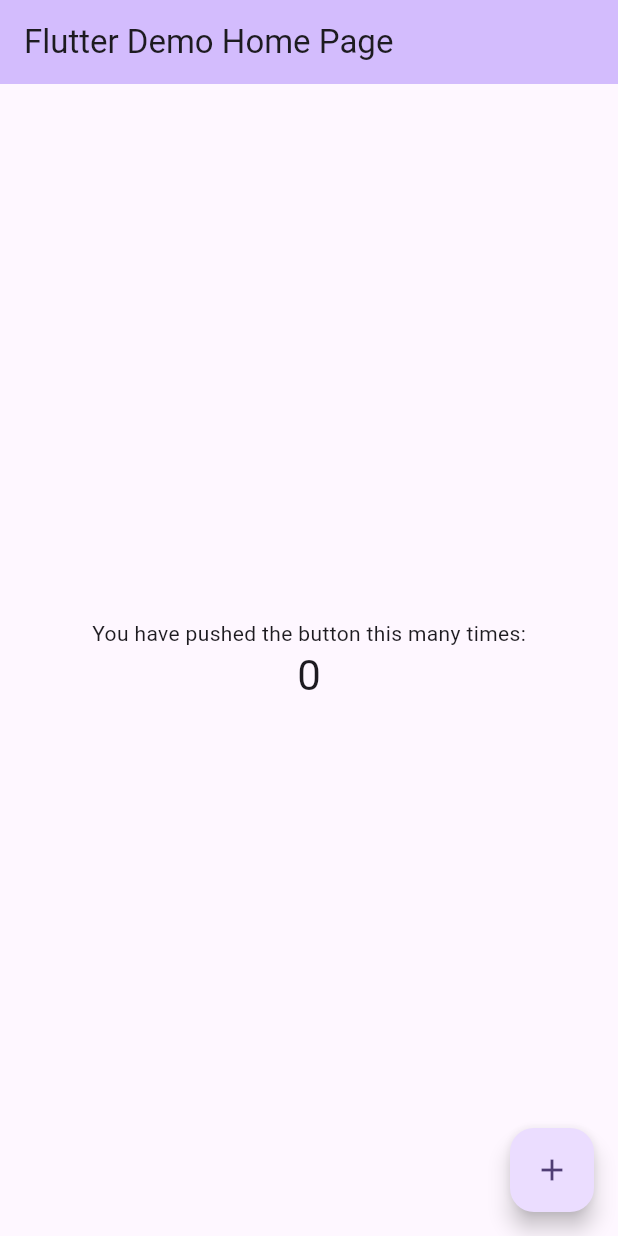
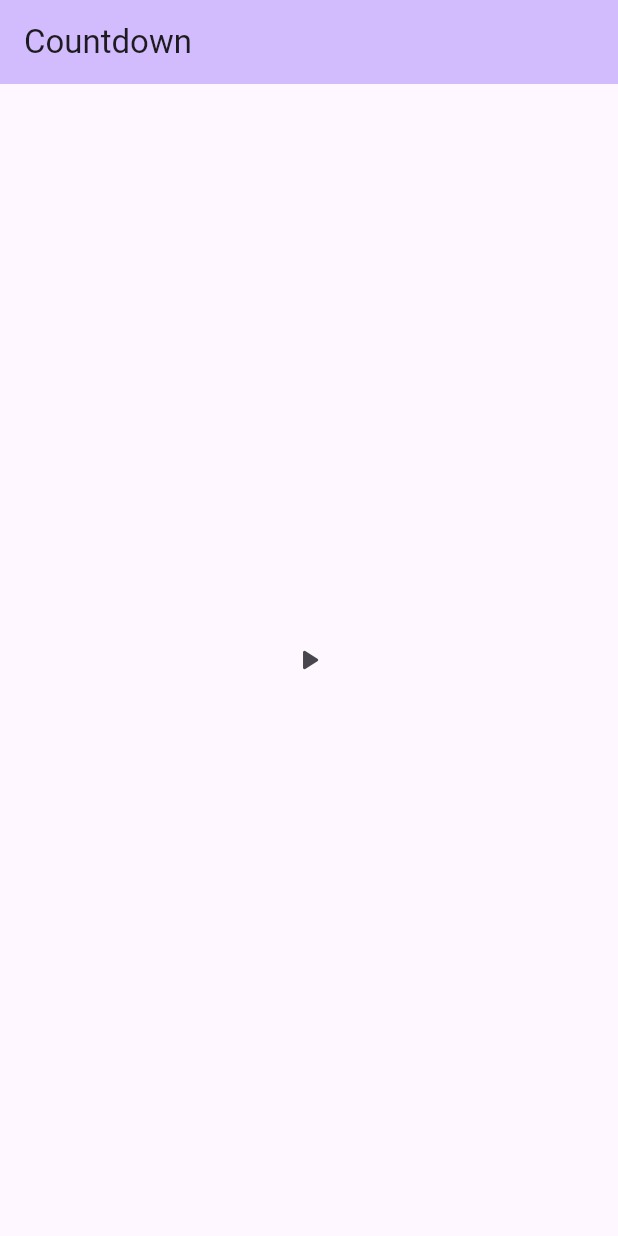
Before and after one commit to MrHeer/countdown, a Flutter app: the screen it shows after launch, on a phone screen of 412 x 824 dp. Run offline on Flutter 3.47's test engine with Material 3 defaults, Android fonts, the phone set to English and light mode, and no system bars.

Commit message:
feat: control finished

```diff
--- /dev/null
+++ b/lib/control.dart
@@ -0,0 +1,43 @@
+import 'package:flutter/material.dart';
+
+class Control extends StatefulWidget {
+  const Control({super.key});
+
+  @override
+  State<StatefulWidget> createState() {
+    return _ControlState();
+  }
+}
+
+class _ControlState extends State<Control> {
+  late bool playing;
+
+  @override
+  void initState() {
+    super.initState();
+    playing = false;
+  }
+
+  void handlePressed() {
+    setState(() {
+      playing = !playing;
+    });
+  }
+
+  @override
+  Widget build(BuildContext context) {
+    return IconButton(
+      onPressed: handlePressed,
+      icon: AnimatedRotation(
+        turns: playing ? 1 / 4 : 0,
+        duration: const Duration(milliseconds: 300),
+        child: AnimatedCrossFade(
+            duration: const Duration(milliseconds: 300),
+            firstChild: const Icon(Icons.play_arrow_rounded),
+            secondChild: const Icon(Icons.stop_rounded),
+            crossFadeState:
+                playing ? CrossFadeState.showSecond : CrossFadeState.showFirst),
+      ),
+    );
+  }
+}
--- a/lib/main.dart
+++ b/lib/main.dart
@@ -1,3 +1,4 @@
+import 'package:countdown/control.dart';
 import 'package:flutter/material.dart';
 
 void main() {
@@ -7,46 +8,21 @@ void main() {
 class MyApp extends StatelessWidget {
   const MyApp({super.key});
 
-  // This widget is the root of your application.
   @override
   Widget build(BuildContext context) {
     return MaterialApp(
-      title: 'Flutter Demo',
+      title: 'Countdown',
       theme: ThemeData(
-        // This is the theme of your application.
-        //
-        // TRY THIS: Try running your application with "flutter run". You'll see
-        // the application has a purple toolbar. Then, without quitting the app,
-        // try changing the seedColor in the colorScheme below to Colors.green
-        // and then invoke "hot reload" (save your changes or press the "hot
-        // reload" button in a Flutter-supported IDE, or press "r" if you used
-        // the command line to start the app).
-        //
-        // Notice that the counter didn't reset back to zero; the application
-        // state is not lost during the reload. To reset the state, use hot
-        // restart instead.
-        //
-        // This works for code too, not just values: Most code changes can be
-        // tested with just a hot reload.
         colorScheme: ColorScheme.fromSeed(seedColor: Colors.deepPurple),
         useMaterial3: true,
       ),
-      home: const MyHomePage(title: 'Flutter Demo Home Page'),
+      home: const MyHomePage(title: 'Countdown'),
     );
   }
 }
 
 class MyHomePage extends StatefulWidget {
   const MyHomePage({super.key, required this.title});
-
-  // This widget is the home page of your application. It is stateful, meaning
-  // that it has a State object (defined below) that contains fields that affect
-  // how it looks.
-
-  // This class is the configuration for the state. It holds the values (in this
-  // case the title) provided by the parent (in this case the App widget) and
-  // used by the build method of the State. Fields in a Widget subclass are
-  // always marked "final".
 
   final String title;
 
@@ -55,71 +31,21 @@ class MyHomePage extends StatefulWidget {
 }
 
 class _MyHomePageState extends State<MyHomePage> {
-  int _counter = 0;
-
-  void _incrementCounter() {
-    setState(() {
-      // This call to setState tells the Flutter framework that something has
-      // changed in this State, which causes it to rerun the build method below
-      // so that the display can reflect the updated values. If we changed
-      // _counter without calling setState(), then the build method would not be
-      // called again, and so nothing would appear to happen.
-      _counter++;
-    });
-  }
-
   @override
   Widget build(BuildContext context) {
-    // This method is rerun every time setState is called, for instance as done
-    // by the _incrementCounter method above.
-    //
-    // The Flutter framework has been optimized to make rerunning build methods
-    // fast, so that you can just rebuild anything that needs updating rather
-    // than having to individually change instances of widgets.
     return Scaffold(
       appBar: AppBar(
-        // TRY THIS: Try changing the color here to a specific color (to
-        // Colors.amber, perhaps?) and trigger a hot reload to see the AppBar
-        // change color while the other colors stay the same.
         backgroundColor: Theme.of(context).colorScheme.inversePrimary,
-        // Here we take the value from the MyHomePage object that was created by
-        // the App.build method, and use it to set our appbar title.
         title: Text(widget.title),
       ),
-      body: Center(
-        // Center is a layout widget. It takes a single child and positions it
-        // in the middle of the parent.
+      body: const Center(
         child: Column(
-          // Column is also a layout widget. It takes a list of children and
-          // arranges them vertically. By default, it sizes itself to fit its
-          // children horizontally, and tries to be as tall as its parent.
-          //
-          // Column has various properties to control how it sizes itself and
-          // how it positions its children. Here we use mainAxisAlignment to
-          // center the children vertically; the main axis here is the vertical
-          // axis because Columns are vertical (the cross axis would be
-          // horizontal).
-          //
-          // TRY THIS: Invoke "debug painting" (choose the "Toggle Debug Paint"
-          // action in the IDE, or press "p" in the console), to see the
-          // wireframe for each widget.
           mainAxisAlignment: MainAxisAlignment.center,
           children: <Widget>[
-            const Text(
-              'You have pushed the button this many times:',
-            ),
-            Text(
-              '$_counter',
-              style: Theme.of(context).textTheme.headlineMedium,
-            ),
+            Control(),
           ],
         ),
       ),
-      floatingActionButton: FloatingActionButton(
-        onPressed: _incrementCounter,
-        tooltip: 'Increment',
-        child: const Icon(Icons.add),
-      ), // This trailing comma makes auto-formatting nicer for build methods.
     );
   }
 }
```
